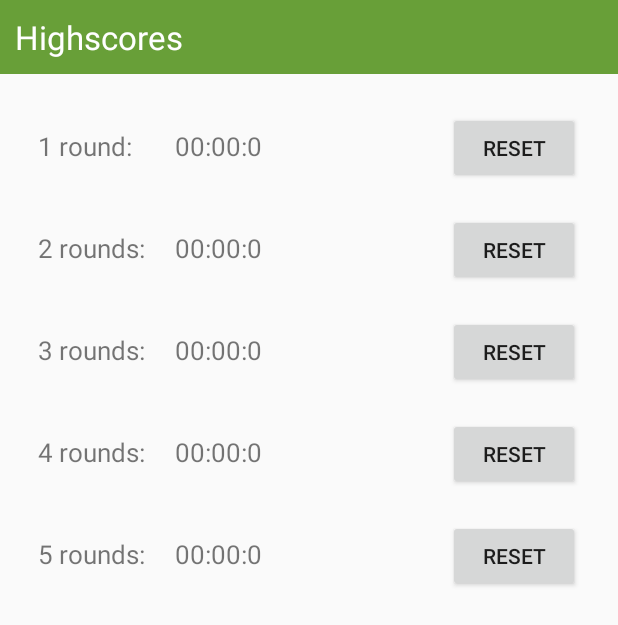
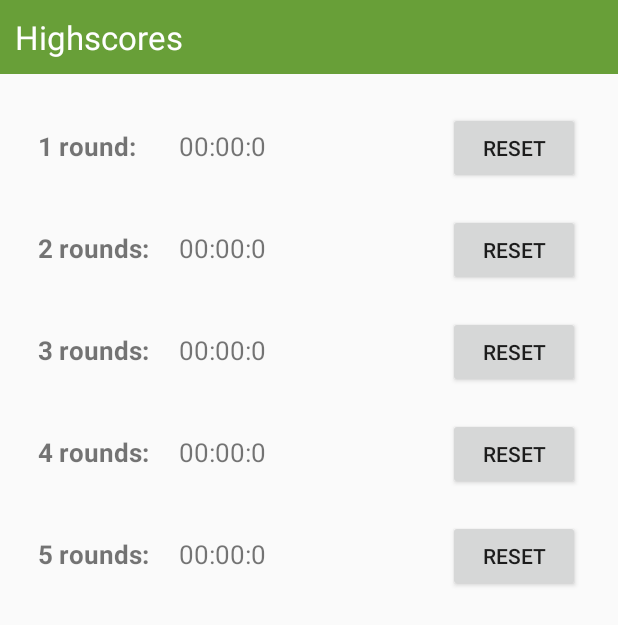
Before and after one commit to saavedra29/Test2, an Android app: the HighscoresActivity screen opened directly, with no data from a screen before it, on a phone screen of 412 x 824 dp. Shown: the top 625 px of the screen. Run offline under Robolectric (Android 15) with nearby library versions, the phone set to English and light mode, and no system bars.

Commit message:
minor change on highscore layout

```diff
--- a/app/src/main/res/layout/activity_highscores.xml
+++ b/app/src/main/res/layout/activity_highscores.xml
@@ -26,7 +26,8 @@
 
         <TextView android:text="1 round:"
                   android:layout_margin="10dp"
-                  android:textSize="17sp"/>
+                  android:textSize="17sp"
+                  android:textStyle="bold"/>
         <TextView android:text="highscore"
                   android:layout_margin="10dp"
                   android:textSize="17sp"
@@ -38,7 +39,8 @@
                 android:onClick="onReset1"/>
         <TextView android:text="2 rounds:"
                   android:layout_margin="10dp"
-                  android:textSize="17sp"/>
+                  android:textSize="17sp"
+                  android:textStyle="bold"/>
         <TextView android:text="highscore"
                   android:layout_margin="10dp"
                   android:textSize="17sp"
@@ -50,7 +52,8 @@
                 android:onClick="onReset2"/>
         <TextView android:text="3 rounds:"
                   android:layout_margin="10dp"
-                  android:textSize="17sp"/>
+                  android:textSize="17sp"
+                  android:textStyle="bold"/>
         <TextView android:text="highscore"
                   android:layout_margin="10dp"
                   android:textSize="17sp"
@@ -62,7 +65,8 @@
                 android:onClick="onReset3"/>
         <TextView android:text="4 rounds:"
                   android:layout_margin="10dp"
-                  android:textSize="17sp"/>
+                  android:textSize="17sp"
+                  android:textStyle="bold"/>
         <TextView android:text="highscore"
                   android:layout_margin="10dp"
                   android:textSize="17sp"
@@ -74,7 +78,8 @@
                 android:onClick="onReset4"/>
         <TextView android:text="5 rounds:"
                   android:layout_margin="10dp"
-                  android:textSize="17sp"/>
+                  android:textSize="17sp"
+                  android:textStyle="bold"/>
         <TextView android:text="highscore"
                   android:layout_margin="10dp"
                   android:textSize="17sp"
```
